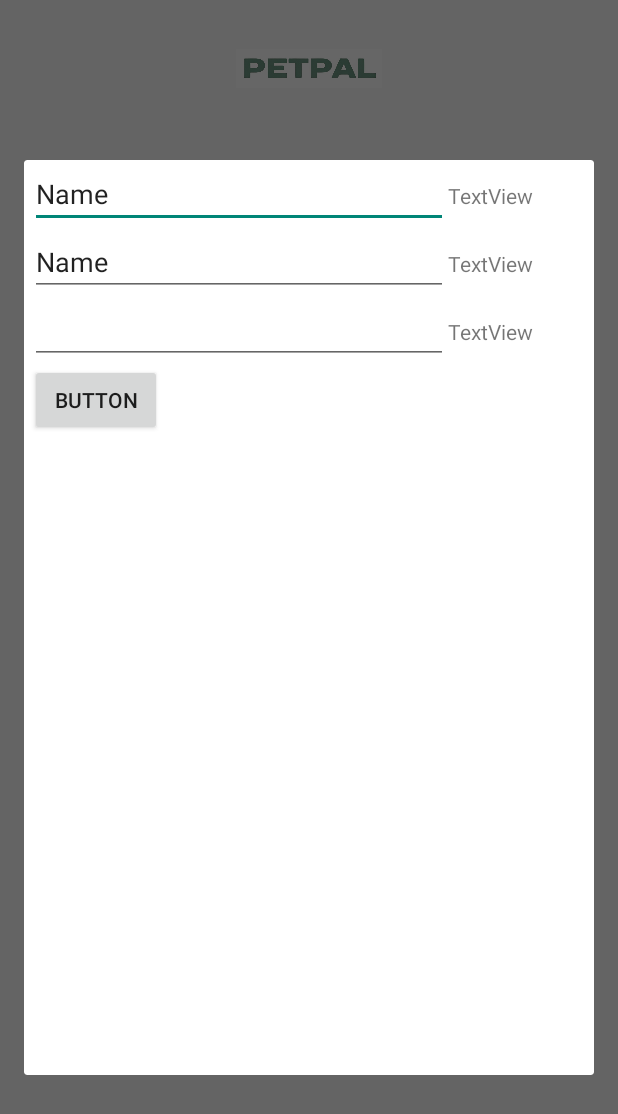
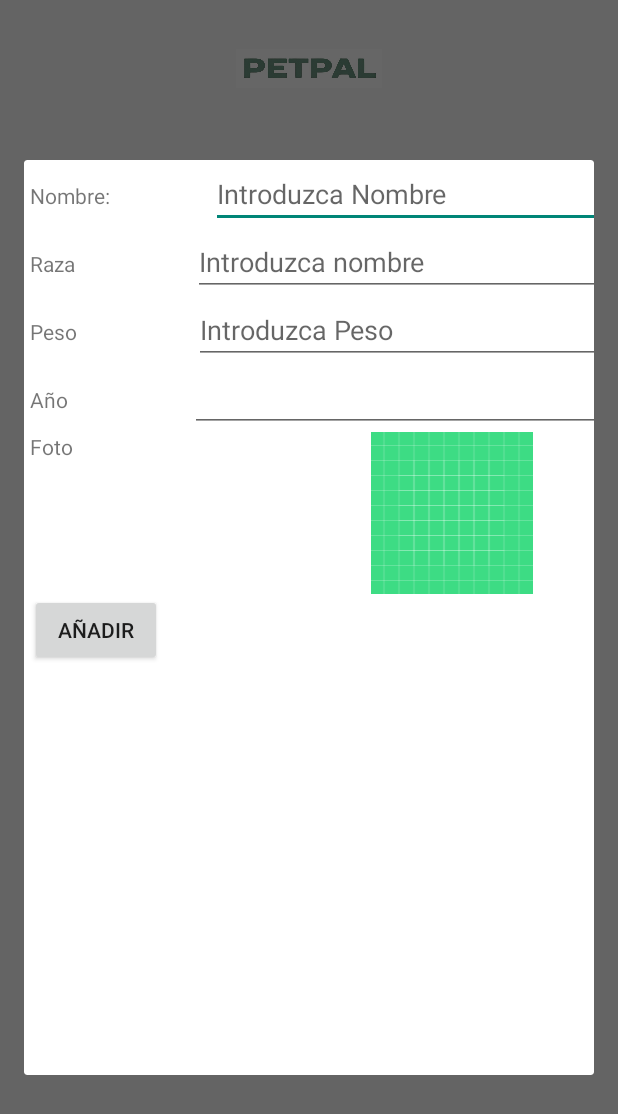
Before and after one commit to manriquer/petpal, an Android app: the Principal screen opened directly, with no data from a screen before it, after a tap on an icon or button, on a phone screen of 412 x 824 dp. Shown: the top 1114 px of the screen. Run offline under Robolectric (Android 15) with nearby library versions, the phone set to English and light mode, and no system bars.

```diff
--- a/app/src/main/java/com/example/petpal/Animal.java
+++ b/app/src/main/java/com/example/petpal/Animal.java
@@ -3,15 +3,29 @@ package com.example.petpal;
 public class Animal {
     private String nombre;
     private String raza;
+    private String peso;
+
+
+
     private String fechaNacimiento;
     private int foto; // Aquí asumimos que la foto es un recurso drawable
     // Constructor, getters y setters
 
-    public Animal(String nombre, String raza, String fechaNacimiento, int foto) {
+
+    public Animal(String nombre, String raza, String peso, String fechaNacimiento, int foto) {
         this.nombre = nombre;
         this.raza = raza;
+        this.peso = peso;
         this.fechaNacimiento = fechaNacimiento;
         this.foto = foto;
+    }
+
+    public String getPeso() {
+        return peso;
+    }
+
+    public void setPeso(String peso) {
+        this.peso = peso;
     }
 
     public String getNombre() {
--- a/app/src/main/java/com/example/petpal/MiDialogoPersonalizado.java
+++ b/app/src/main/java/com/example/petpal/MiDialogoPersonalizado.java
@@ -12,13 +12,14 @@ import androidx.fragment.app.DialogFragment;
 import java.util.Date;
 
 public class MiDialogoPersonalizado extends DialogFragment {
-    TextView raza, eraza, peso, epeso, año,eaño;
+    TextView raza, eraza, peso, epeso, año,eaño,nombre,enombre;
 
     Button añadir;
     @Override
     public View onCreateView(LayoutInflater inflater, ViewGroup container, Bundle savedInstanceState) {
         View vista = inflater.inflate(R.layout.mi_dialogo, container, false);
-
+        nombre= vista.findViewById(R.id.nombre);
+        enombre= vista.findViewById(R.id.enombre);
         añadir = vista.findViewById(R.id.añadir);
         raza= vista.findViewById(R.id.raza);
         eraza = vista.findViewById(R.id.eraza);
@@ -31,10 +32,24 @@ public class MiDialogoPersonalizado extends DialogFragment {
         añadir.setOnClickListener(new View.OnClickListener() {
             @Override
             public void onClick(View v) {
-                // Acción a realizar al presionar el botón "Aceptar"
+                String nombre = enombre.getText().toString();
+                String raza = eraza.getText().toString();
+                String peso = epeso.getText().toString();
+                String fechaNacimiento = eaño.getText().toString();
+
+
+                // Llama al método onAgregarAnimal() de la interfaz
+                OnAgregarAnimalListener listener = (OnAgregarAnimalListener) getActivity();
+                listener.onAgregarAnimal(nombre, raza, peso, fechaNacimiento);
+
                 dismiss(); // Cerrar el diálogo
             }
         });
+
         return vista;
     }
+    public interface OnAgregarAnimalListener {
+        void onAgregarAnimal(String nombre, String raza, String peso, String fechaNacimiento);
+    }
+
 }
--- a/app/src/main/java/com/example/petpal/Principal.java
+++ b/app/src/main/java/com/example/petpal/Principal.java
@@ -24,11 +24,12 @@ import androidx.appcompat.app.AppCompatActivity;
 import java.util.ArrayList;
 import java.util.List;
 
-public class Principal extends AppCompatActivity {
+public class Principal extends AppCompatActivity implements  MiDialogoPersonalizado.OnAgregarAnimalListener{
 
     TextView texto;
     ListView listViewAnimales;
     Button añadir;
+    List<Animal> animales;
 
     @Override
     protected void onCreate(Bundle savedInstanceState) {
@@ -39,11 +40,13 @@ public class Principal extends AppCompatActivity {
         texto = findViewById(R.id.textView4);
         listViewAnimales = findViewById(R.id.lista);
          añadir = findViewById(R.id.button);
-        List<Animal> animales = new ArrayList<>();
-      Animal gato= new Animal("Stanis","salvaje","15/06/2003", baseline_add_24 );
+        animales = new ArrayList<>();
+      Animal gato= new Animal("Stanis","salvaje","3kg","15/06/2003", baseline_add_24 );
         animales.add(gato);
-        Animal perro = new Animal("Heba","sfinx","23/03/2000A.C",outline_add_24);
+        Animal perro = new Animal("Heba","sfinx","100kg","23/03/2000A.C",outline_add_24);
         animales.add(perro);
+
+
         AdaptadorAnimales adaptador = new AdaptadorAnimales(animales, this);
         listViewAnimales.setAdapter(adaptador);
 
@@ -67,7 +70,20 @@ public class Principal extends AppCompatActivity {
                 dialogo.show(getSupportFragmentManager(), "MiDialogoPersonalizado");
             }
         });
+
+
+
+
     }
+    public void onAgregarAnimal(String nombre, String raza, String peso, String fechaNacimiento) {
+        // Agrega los datos ingresados al ListView
+        Animal nuevoAnimal = new Animal(nombre, raza, peso,fechaNacimiento, baseline_add_24);
+        ((AdaptadorAnimales)listViewAnimales.getAdapter()).addAnimal(nuevoAnimal);
+    }
+
+
+
+
     public class AdaptadorAnimales extends BaseAdapter {
         private List<Animal> animales;
         private Context contexto;
@@ -102,16 +118,23 @@ public class Principal extends AppCompatActivity {
             ImageView imagen = convertView.findViewById(R.id.imagen_animal);
             TextView nombre = convertView.findViewById(R.id.nombre_animal);
             TextView raza = convertView.findViewById(R.id.raza_animal);
+            TextView peso = convertView.findViewById(R.id.peso_animal);
             TextView fechaNacimiento = convertView.findViewById(R.id.fecha_nacimiento_animal);
 
             Animal animal = animales.get(position);
             imagen.setImageResource(animal.getFoto());
             nombre.setText(animal.getNombre());
             raza.setText(animal.getRaza());
+            peso.setText(animal.getPeso());
             fechaNacimiento.setText(animal.getFechaNacimiento());
 
             return convertView;
         }
+
+        public void addAnimal(Animal animal) {
+            animales.add(animal);
+            notifyDataSetChanged();
+        }
     }
 
 }
--- a/app/src/main/res/layout/fila_animal.xml
+++ b/app/src/main/res/layout/fila_animal.xml
@@ -33,6 +33,12 @@
             android:text="TextView" />
 
         <TextView
+            android:id="@+id/peso_animal"
+            android:layout_width="match_parent"
+            android:layout_height="wrap_content"
+            android:text="TextView" />
+
+        <TextView
             android:id="@+id/fecha_nacimiento_animal"
             android:layout_width="wrap_content"
             android:layout_height="wrap_content"
--- a/app/src/main/res/layout/mi_dialogo.xml
+++ b/app/src/main/res/layout/mi_dialogo.xml
@@ -2,6 +2,7 @@
 <androidx.constraintlayout.widget.ConstraintLayout xmlns:android="http://schemas.android.com/apk/res/android"
     xmlns:app="http://schemas.android.com/apk/res-auto"
     xmlns:tools="http://schemas.android.com/tools"
+    android:id="@+id/Foto"
     android:layout_width="match_parent"
     android:layout_height="match_parent">
 
@@ -19,21 +20,21 @@
             android:layout_height="wrap_content"
             android:orientation="horizontal">
 
+            <TextView
+                android:id="@+id/nombre"
+                android:layout_width="wrap_content"
+                android:layout_height="wrap_content"
+                android:layout_weight="1"
+                android:text="Nombre:" />
+
             <EditText
-                android:id="@+id/eraza"
+                android:id="@+id/enombre"
                 android:layout_width="wrap_content"
                 android:layout_height="wrap_content"
                 android:layout_weight="1"
                 android:ems="10"
-                android:inputType="text"
-                android:text="Name" />
-
-            <TextView
-                android:id="@+id/raza"
-                android:layout_width="wrap_content"
-                android:layout_height="wrap_content"
-                android:layout_weight="1"
-                android:text="TextView" />
+                android:hint="Introduzca Nombre"
+                android:inputType="text" />
         </LinearLayout>
 
         <LinearLayout
@@ -41,27 +42,58 @@
             android:layout_height="wrap_content"
             android:orientation="horizontal">
 
+            <TextView
+                android:id="@+id/raza"
+                android:layout_width="wrap_content"
+                android:layout_height="wrap_content"
+                android:layout_weight="1"
+                android:text="Raza" />
+
+            <EditText
+                android:id="@+id/eraza"
+                android:layout_width="wrap_content"
+                android:layout_height="wrap_content"
+                android:layout_weight="1"
+                android:ems="10"
+                android:hint="Introduzca nombre"
+                android:inputType="text" />
+
+        </LinearLayout>
+
+        <LinearLayout
+            android:layout_width="match_parent"
+            android:layout_height="wrap_content"
+            android:orientation="horizontal">
+
+            <TextView
+                android:id="@+id/peso"
+                android:layout_width="wrap_content"
+                android:layout_height="wrap_content"
+                android:layout_weight="1"
+                android:text="Peso" />
+
             <EditText
                 android:id="@+id/epeso"
                 android:layout_width="wrap_content"
                 android:layout_height="wrap_content"
                 android:layout_weight="1"
                 android:ems="10"
-                android:inputType="text"
-                android:text="Name" />
+                android:hint="Introduzca Peso"
+                android:inputType="text" />
 
-            <TextView
-                android:id="@+id/peso"
-                android:layout_width="wrap_content"
-                android:layout_height="wrap_content"
-                android:layout_weight="1"
-                android:text="TextView" />
         </LinearLayout>
 
         <LinearLayout
             android:layout_width="match_parent"
             android:layout_height="wrap_content"
             android:orientation="horizontal">
+
+            <TextView
+                android:id="@+id/año"
+                android:layout_width="wrap_content"
+                android:layout_height="wrap_content"
+                android:layout_weight="1"
+                android:text="Año" />
 
             <EditText
                 android:id="@+id/eaño"
@@ -71,12 +103,27 @@
                 android:ems="10"
                 android:inputType="date" />
 
+        </LinearLayout>
+
+        <LinearLayout
+            android:layout_width="match_parent"
+            android:layout_height="wrap_content"
+            android:orientation="horizontal">
+
             <TextView
-                android:id="@+id/año"
+                android:id="@+id/foto"
                 android:layout_width="wrap_content"
                 android:layout_height="wrap_content"
                 android:layout_weight="1"
-                android:text="TextView" />
+                android:text="Foto" />
+
+            <ImageView
+                android:id="@+id/imageView2"
+                android:layout_width="wrap_content"
+                android:layout_height="wrap_content"
+                android:layout_weight="1"
+                app:srcCompat="@drawable/ic_launcher_background"
+                tools:srcCompat="@drawable/ic_launcher_background" />
         </LinearLayout>
 
         <LinearLayout
@@ -89,7 +136,8 @@
                 android:layout_width="wrap_content"
                 android:layout_height="wrap_content"
                 android:layout_weight="1"
-                android:text="Button" />
+                android:text="añadir" />
         </LinearLayout>
+
     </LinearLayout>
 </androidx.constraintlayout.widget.ConstraintLayout>
```
